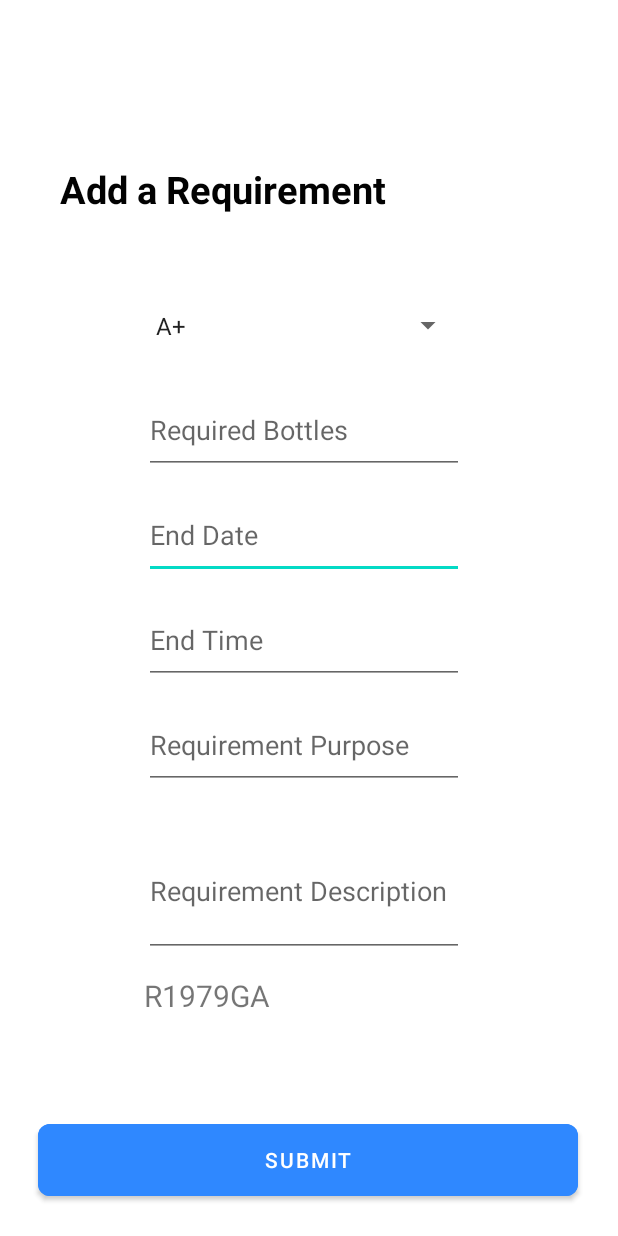
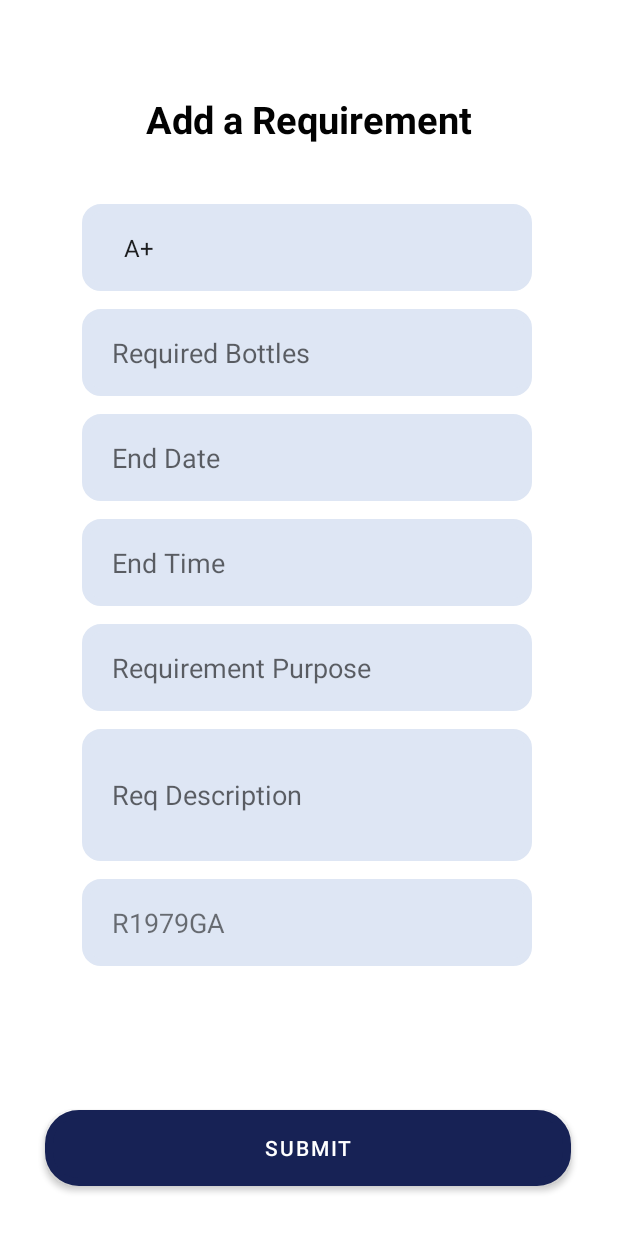
Before and after one commit to kiranajik/drops, an Android app: the new_Req screen opened directly, with no data from a screen before it, on a phone screen of 412 x 824 dp. Run offline under Robolectric (Android 15) with nearby library versions, the phone set to English and light mode, and no system bars; our stand-ins replace Firebase (no records; nobody signed in at launch, a user with empty details on screens opened directly).

Commit message:
New Requirement UI set

```diff
--- a/app/src/main/java/co/kirel/drops/new_Req.java
+++ b/app/src/main/java/co/kirel/drops/new_Req.java
@@ -28,8 +28,8 @@ import java.util.Map;
 
 public class new_Req extends AppCompatActivity {
     Spinner spinner;
-    EditText bottleno,endtime,enddate,purpose,description;
-    TextView reqid;
+    EditText bottleno,purpose,description;
+    TextView reqid,tvendtime,enddate;
     Button submit;
     FirebaseFirestore firestore=FirebaseFirestore.getInstance();
 
@@ -45,7 +45,7 @@ public class new_Req extends AppCompatActivity {
         spinner = (Spinner) findViewById(R.id.BGroupDD);
         bottleno=findViewById(R.id.NoBottles);
         enddate=findViewById(R.id.endDate);
-        endtime=findViewById(R.id.endTime);
+        tvendtime=findViewById(R.id.endTime);
         purpose=findViewById(R.id.reqPurspose);
         description=findViewById(R.id.ReqDesc);
         reqid=findViewById(R.id.ReqID);
@@ -85,7 +85,7 @@ public class new_Req extends AppCompatActivity {
             }
         });
 
-        endtime.setOnClickListener(new View.OnClickListener() {
+        tvendtime.setOnClickListener(new View.OnClickListener() {
             @Override
             public void onClick(View v) {
                 final Calendar c = Calendar.getInstance();
@@ -96,7 +96,7 @@ public class new_Req extends AppCompatActivity {
                 TimePickerDialog timePickerDialog = new TimePickerDialog(new_Req.this, new TimePickerDialog.OnTimeSetListener() {
                             @Override
                             public void onTimeSet(TimePicker view, int hourOfDay, int minute) {
-                                endtime.setText(hourOfDay + ":" + minute);
+                                tvendtime.setText(hourOfDay + ":" + minute);
                             }
                         }, hour, minute, false);
                 timePickerDialog.show();
@@ -140,7 +140,7 @@ public class new_Req extends AppCompatActivity {
                 data.put("BloodGroup",bloodGroup);
                 data.put("NoofBottles",bottleno.getText().toString());
                 data.put("End Date",enddate.getText().toString());
-                data.put("End Time",endtime.getText().toString());
+                data.put("End Time",tvendtime.getText().toString());
                 data.put("Purpose",purpose.getText().toString());
                 data.put("Description",description.getText().toString());
                 data.put("btlsgot","0");
--- /dev/null
+++ b/app/src/main/res/drawable/field_bg.xml
@@ -0,0 +1,11 @@
+<?xml version="1.0" encoding="utf-8"?>
+<inset xmlns:android="http://schemas.android.com/apk/res/android">
+
+    <shape android:shape="rectangle">
+        <corners android:radius="10dp"/>
+        <solid android:color="@color/white"/>
+        <stroke android:width="5dp"
+            android:color="@color/white"/>
+    </shape>
+
+</inset>
--- a/app/src/main/res/layout/activity_new_req.xml
+++ b/app/src/main/res/layout/activity_new_req.xml
@@ -19,113 +19,145 @@
         app:layout_constraintHorizontal_bias="0.49"
         app:layout_constraintStart_toStartOf="parent"
         app:layout_constraintTop_toBottomOf="@+id/ReqID"
-        app:layout_constraintVertical_bias="0.876" />
+        app:layout_constraintVertical_bias="0.876"
+        android:background="@drawable/dialog_bg"/>
 
     <TextView
         android:id="@+id/AddReqText"
         android:layout_width="292dp"
         android:layout_height="49dp"
         android:text="Add a Requirement"
+        android:textAlignment="center"
+        android:textAllCaps="false"
         android:textColor="#020202"
         android:textSize="25sp"
         android:textStyle="bold"
         app:layout_constraintBottom_toBottomOf="parent"
         app:layout_constraintEnd_toEndOf="parent"
-        app:layout_constraintHorizontal_bias="0.336"
+        app:layout_constraintHorizontal_bias="0.495"
         app:layout_constraintStart_toStartOf="parent"
         app:layout_constraintTop_toTopOf="parent"
-        app:layout_constraintVertical_bias="0.14" />
+        app:layout_constraintVertical_bias="0.08" />
 
-    <EditText
-        android:id="@+id/endDate"
-        android:layout_width="213dp"
+    <Spinner
+        android:id="@+id/BGroupDD"
+        android:layout_width="300dp"
+        android:layout_height="58dp"
+        android:layout_marginTop="136dp"
+        android:background="@drawable/field_bg"
+        android:backgroundTint="@color/donationcardbg"
+        android:paddingLeft="20dp"
+        app:layout_constraintEnd_toEndOf="parent"
+        app:layout_constraintHorizontal_bias="0.486"
+        app:layout_constraintStart_toStartOf="parent"
+        app:layout_constraintTop_toTopOf="parent"
+        tools:ignore="SpeakableTextPresentCheck" />
+
+    <TextView
+        android:id="@+id/ReqID"
+        android:layout_width="300dp"
         android:layout_height="58dp"
         android:layout_marginTop="12dp"
-        android:ems="10"
-        android:hint="End Date"
-        android:inputType="text"
-        android:minHeight="48dp"
-        app:layout_constraintEnd_toEndOf="@+id/NoBottles"
+        android:background="@drawable/field_bg"
+        android:backgroundTint="@color/donationcardbg"
+        android:gravity="center_vertical"
+        android:hint="Requirement ID"
+        android:paddingLeft="20dp"
+        android:textSize="18dp"
+        app:layout_constraintEnd_toEndOf="@+id/ReqDesc"
         app:layout_constraintHorizontal_bias="0.0"
-        app:layout_constraintStart_toStartOf="@+id/NoBottles"
-        app:layout_constraintTop_toBottomOf="@+id/NoBottles" />
+        app:layout_constraintStart_toStartOf="@+id/ReqDesc"
+        app:layout_constraintTop_toBottomOf="@+id/ReqDesc" />
 
-    <EditText
+    <TextView
         android:id="@+id/endTime"
-        android:layout_width="213dp"
+        android:layout_width="300dp"
         android:layout_height="58dp"
         android:layout_marginTop="12dp"
+        android:background="@drawable/field_bg"
+        android:backgroundTint="@color/donationcardbg"
         android:ems="10"
+        android:gravity="center_vertical"
         android:hint="End Time"
         android:inputType="text"
         android:minHeight="48dp"
+        android:paddingLeft="20dp"
+        android:textSize="18dp"
         app:layout_constraintEnd_toEndOf="@+id/endDate"
+        app:layout_constraintHorizontal_bias="0.0"
         app:layout_constraintStart_toStartOf="@+id/endDate"
         app:layout_constraintTop_toBottomOf="@+id/endDate" />
 
     <EditText
+        android:id="@+id/ReqDesc"
+        android:layout_width="300dp"
+        android:layout_height="88dp"
+        android:layout_marginTop="12dp"
+        android:background="@drawable/field_bg"
+        android:backgroundTint="@color/donationcardbg"
+        android:ems="10"
+        android:hint="Req Description"
+        android:inputType="textPersonName"
+        android:minHeight="48dp"
+        android:paddingLeft="20dp"
+        android:paddingRight="20dp"
+        app:layout_constraintEnd_toEndOf="@+id/reqPurspose"
+        app:layout_constraintHorizontal_bias="0.0"
+        app:layout_constraintStart_toStartOf="@+id/reqPurspose"
+        app:layout_constraintTop_toBottomOf="@+id/reqPurspose" />
+
+    <EditText
         android:id="@+id/reqPurspose"
-        android:layout_width="213dp"
+        android:layout_width="300dp"
         android:layout_height="58dp"
         android:layout_marginTop="12dp"
+        android:background="@drawable/field_bg"
+        android:backgroundTint="@color/donationcardbg"
         android:ems="10"
         android:hint="Requirement Purpose"
         android:inputType="textPersonName"
         android:minHeight="48dp"
+        android:paddingLeft="20dp"
         app:layout_constraintEnd_toEndOf="@+id/endTime"
+        app:layout_constraintHorizontal_bias="0.0"
         app:layout_constraintStart_toStartOf="@+id/endTime"
         app:layout_constraintTop_toBottomOf="@+id/endTime" />
 
     <EditText
-        android:id="@+id/ReqDesc"
-        android:layout_width="213dp"
-        android:layout_height="88dp"
-        android:layout_marginTop="24dp"
-        android:ems="10"
-        android:hint="Requirement Description"
-        android:inputType="textPersonName"
-        android:minHeight="48dp"
-        app:layout_constraintEnd_toEndOf="@+id/reqPurspose"
-        app:layout_constraintHorizontal_bias="1.0"
-        app:layout_constraintStart_toStartOf="@+id/reqPurspose"
-        app:layout_constraintTop_toBottomOf="@+id/reqPurspose" />
-
-    <TextView
-        android:id="@+id/ReqID"
-        android:layout_width="213dp"
+        android:id="@+id/NoBottles"
+        android:layout_width="300dp"
         android:layout_height="58dp"
         android:layout_marginTop="12dp"
-        android:hint="Requirement ID"
-        android:textSize="20sp"
-        app:layout_constraintEnd_toEndOf="@+id/ReqDesc"
-        app:layout_constraintHorizontal_bias="1.0"
-        app:layout_constraintStart_toStartOf="@+id/ReqDesc"
-        app:layout_constraintTop_toBottomOf="@+id/ReqDesc" />
-
-    <EditText
-        android:id="@+id/NoBottles"
-        android:layout_width="213dp"
-        android:layout_height="58dp"
-        android:layout_marginTop="12dp"
+        android:background="@drawable/field_bg"
+        android:backgroundTint="@color/donationcardbg"
         android:ems="10"
         android:hint="Required Bottles"
         android:inputType="number"
         android:minHeight="48dp"
+        android:paddingLeft="20dp"
         app:layout_constraintEnd_toEndOf="@+id/BGroupDD"
-        app:layout_constraintHorizontal_bias="1.0"
+        app:layout_constraintHorizontal_bias="0.0"
         app:layout_constraintStart_toStartOf="@+id/BGroupDD"
         app:layout_constraintTop_toBottomOf="@+id/BGroupDD" />
 
-    <Spinner
-        android:id="@+id/BGroupDD"
-        android:layout_width="213dp"
+    <TextView
+        android:id="@+id/endDate"
+        android:layout_width="300dp"
         android:layout_height="58dp"
-        android:layout_marginTop="188dp"
-        app:layout_constraintEnd_toEndOf="parent"
-        app:layout_constraintHorizontal_bias="0.484"
-        app:layout_constraintStart_toStartOf="parent"
-        app:layout_constraintTop_toTopOf="parent"
-        tools:ignore="SpeakableTextPresentCheck" />
+        android:layout_marginTop="12dp"
+        android:background="@drawable/field_bg"
+        android:backgroundTint="@color/donationcardbg"
+        android:ems="10"
+        android:gravity="center_vertical"
+        android:hint="End Date"
+        android:inputType="text"
+        android:minHeight="48dp"
+        android:paddingLeft="20dp"
+        android:textSize="18dp"
+        app:layout_constraintEnd_toEndOf="@+id/NoBottles"
+        app:layout_constraintHorizontal_bias="1.0"
+        app:layout_constraintStart_toStartOf="@+id/NoBottles"
+        app:layout_constraintTop_toBottomOf="@+id/NoBottles" />
 
 
 </androidx.constraintlayout.widget.ConstraintLayout>
--- a/app/src/main/res/layout/fragment_donations.xml
+++ b/app/src/main/res/layout/fragment_donations.xml
@@ -15,7 +15,9 @@
             android:layout_width="match_parent"
             android:layout_height="91dp"
             android:text="Donations"
-            android:textSize="56sp"
+            android:textAlignment="center"
+            android:textAllCaps="true"
+            android:textSize="34sp"
             android:textStyle="bold"
             app:layout_constraintEnd_toEndOf="parent"
             app:layout_constraintStart_toStartOf="parent"
--- a/app/src/main/res/layout/fragment_profile.xml
+++ b/app/src/main/res/layout/fragment_profile.xml
@@ -47,7 +47,7 @@
             app:layout_constraintEnd_toEndOf="parent"
             app:layout_constraintStart_toStartOf="parent"
             app:layout_constraintTop_toTopOf="parent"
-            app:layout_constraintVertical_bias="0.186"
+            app:layout_constraintVertical_bias="0.146"
             app:cardCornerRadius="10dp">
 
             <androidx.constraintlayout.widget.ConstraintLayout
@@ -119,13 +119,12 @@
 
         <FrameLayout
             android:id="@+id/frameLayout"
-            android:layout_width="410dp"
-            android:layout_height="342dp"
+            android:layout_width="319dp"
+            android:layout_height="344dp"
+            android:layout_marginBottom="4dp"
             app:layout_constraintBottom_toBottomOf="parent"
             app:layout_constraintEnd_toEndOf="parent"
-            app:layout_constraintHorizontal_bias="0.0"
-            app:layout_constraintStart_toStartOf="parent">
-        </FrameLayout>
+            app:layout_constraintStart_toStartOf="parent"></FrameLayout>
 
         <Button
             android:id="@+id/donationbtn"
```
